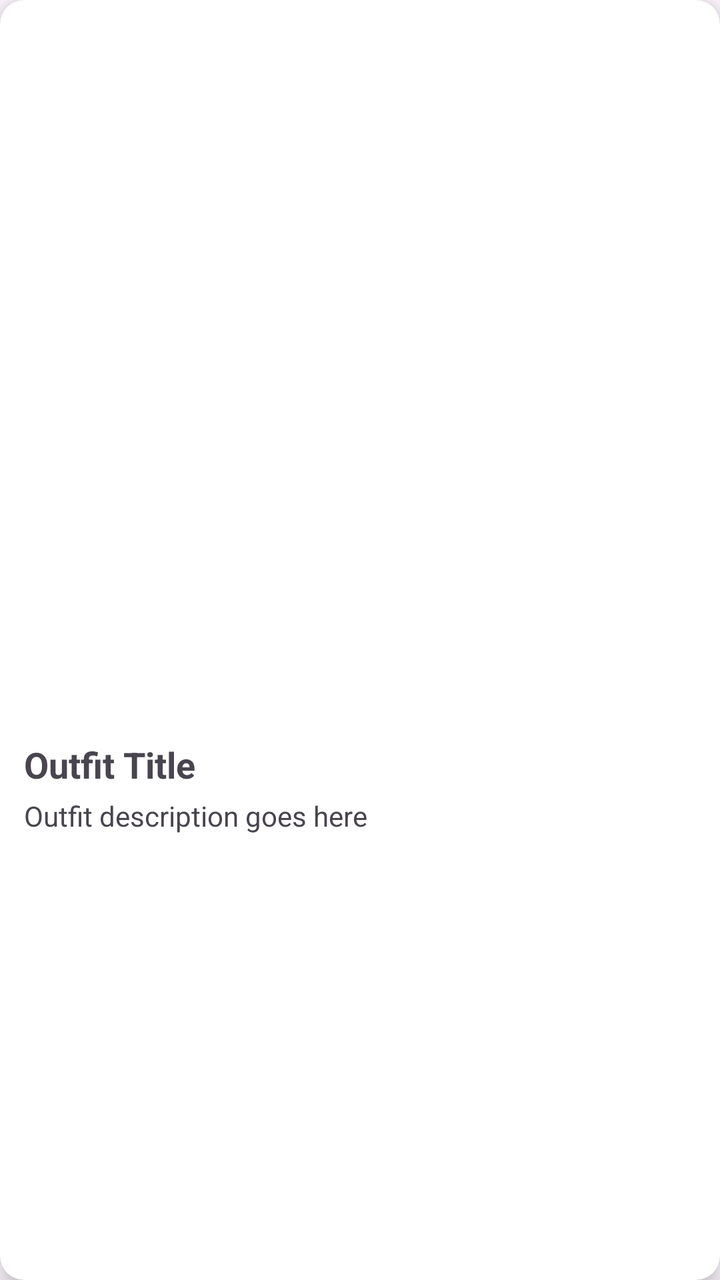
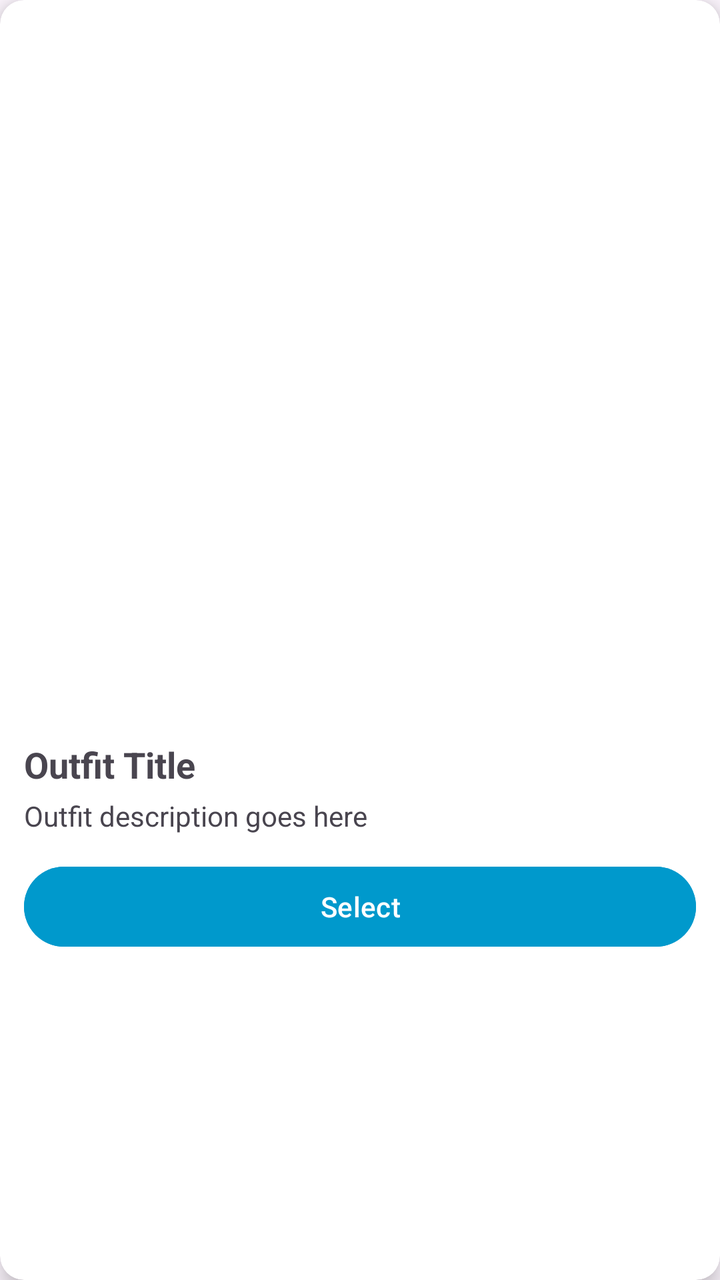

Compare the two renders of this Android layout. The source of the first and the diff that turns it into the second are given below.
<!-- AndroidManifest.xml: application theme Theme.StyleWIZ_vol2 -->
<!-- res/layout/item_suggestion_card.xml -->
<?xml version="1.0" encoding="utf-8"?>
<androidx.cardview.widget.CardView xmlns:android="http://schemas.android.com/apk/res/android"
    xmlns:card_view="http://schemas.android.com/apk/res-auto"
    android:layout_width="240dp"
    android:layout_height="wrap_content"
    card_view:cardCornerRadius="12dp"
    android:layout_marginTop="15dp"
    android:layout_marginBottom="15dp"
    card_view:cardElevation="6dp">

    <LinearLayout
        android:layout_width="match_parent"
        android:layout_height="match_parent"
        android:orientation="vertical"
        android:padding="12dp">

        <LinearLayout
            android:id="@+id/imagesContainer"
            android:layout_width="match_parent"
            android:layout_height="350dp"
            android:orientation="vertical"
            android:gravity="center">
            
        </LinearLayout>

        <TextView
            android:id="@+id/suggestionTitle"
            android:layout_width="wrap_content"
            android:layout_height="wrap_content"
            android:text="Outfit Title"
            android:textStyle="bold"
            android:textSize="18sp"
            android:layout_marginTop="8dp" />

        <TextView
            android:id="@+id/suggestionDescription"
            android:layout_width="wrap_content"
            android:layout_height="wrap_content"
            android:text="Outfit description goes here"
            android:textSize="14sp"
            android:layout_marginTop="4dp" />

    </LinearLayout>

</androidx.cardview.widget.CardView>
<!-- resources referenced by this layout -->
<resources>
  <style name="Theme.StyleWIZ_vol2" parent="Base.Theme.StyleWIZ_vol2" />
  <style name="Base.Theme.StyleWIZ_vol2" parent="Theme.Material3.DayNight.NoActionBar">
          
          
      </style>
</resources>

<!-- the commit's change to res/layout/item_suggestion_card.xml (unified diff, before → after) -->
@@ -40,6 +40,19 @@
             android:textSize="14sp"
             android:layout_marginTop="4dp" />
 
+        <Button
+            android:id="@+id/selectButton"
+            android:layout_width="match_parent"
+            android:layout_height="wrap_content"
+            android:layout_marginTop="12dp"
+            android:layout_marginBottom="4dp"
+            android:text="Select"
+            android:textColor="@android:color/white"
+            android:backgroundTint="@android:color/holo_blue_dark" />
+
+
+
+
     </LinearLayout>
 
 </androidx.cardview.widget.CardView>
